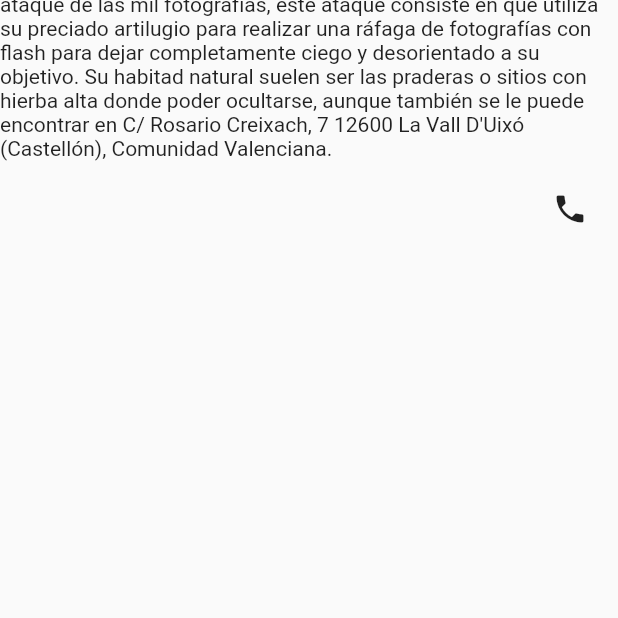
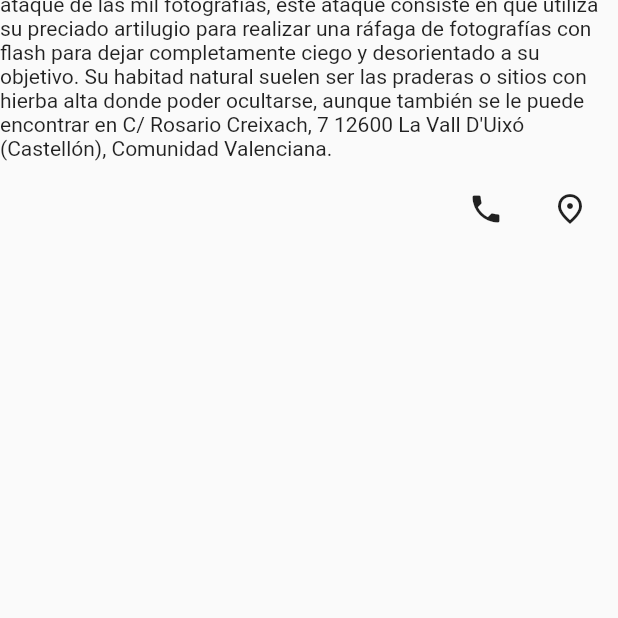
Before and after one commit to Arffyfarr/PBGalleryApp, a Flutter app: the AcercaDe screen opened directly, on a phone screen of 412 x 824 dp, the part 618-1236 px from its top. Run offline on Flutter 3.47's test engine with Material 2 defaults, Android fonts, the phone set to English and light mode, and no system bars; our stand-ins replace cloud_firestore, firebase_auth, firebase_storage, google_maps_flutter, table_calendar; accounts and stored records are empty.

```diff
--- a/lib/src/pages/acerca_de.dart
+++ b/lib/src/pages/acerca_de.dart
@@ -1,4 +1,6 @@
 import 'package:flutter/material.dart';
+import 'package:google_maps_flutter/google_maps_flutter.dart';
+import 'package:proyecto_paco/src/pages/maps.dart';
 import 'package:proyecto_paco/src/utils/creaDrawer.dart';
 import 'package:proyecto_paco/src/utils/llamaPorTelefono.dart';
 
@@ -34,6 +36,16 @@ class AcercaDe extends StatelessWidget {
           ButtonBar(
             children: [
               LlamaTelWidget('123456789'),
+              IconButton(
+                icon: Icon(Icons.fmd_good_outlined),
+                onPressed: () {
+                  Navigator.push(context,
+                      MaterialPageRoute(builder: (context) => UbicacionPB()));
+                },
+              )
+              /*GoogleMap(
+                  initialCameraPosition: CameraPosition(
+                      target: LatLng(39.8227229, -0.2342613), zoom: 30))*/
             ],
           ),
         ]),
```
Also changed, not shown: lib/src/pages/Maps.dart (added, +23 -0 lines), 1 other file.
